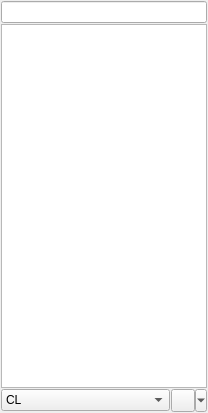
Qt form src/plugins/azoth/mainwidget.ui (0xd34df00d/leechcraft) before a commit.
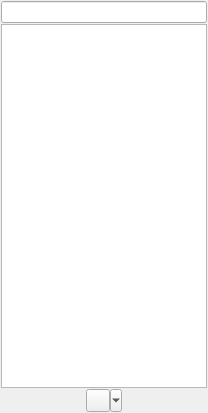
The same form after that commit.

Commit message: Azoth: replace CL type combo with button.

Diff of the .ui file:
```diff
--- a/src/plugins/azoth/mainwidget.ui
+++ b/src/plugins/azoth/mainwidget.ui
@@ -67,23 +67,6 @@
    </item>
    <item>
     <layout class="QHBoxLayout" name="BottomLayout_">
-     <item>
-      <widget class="QComboBox" name="RosterMode_">
-       <property name="sizeAdjustPolicy">
-        <enum>QComboBox::AdjustToContentsOnFirstShow</enum>
-       </property>
-       <item>
-        <property name="text">
-         <string>CL</string>
-        </property>
-       </item>
-       <item>
-        <property name="text">
-         <string>MUC</string>
-        </property>
-       </item>
-      </widget>
-     </item>
      <item>
       <widget class="QToolButton" name="FastStatusButton_">
        <property name="text">
```
The commit also changes 2 other files.
